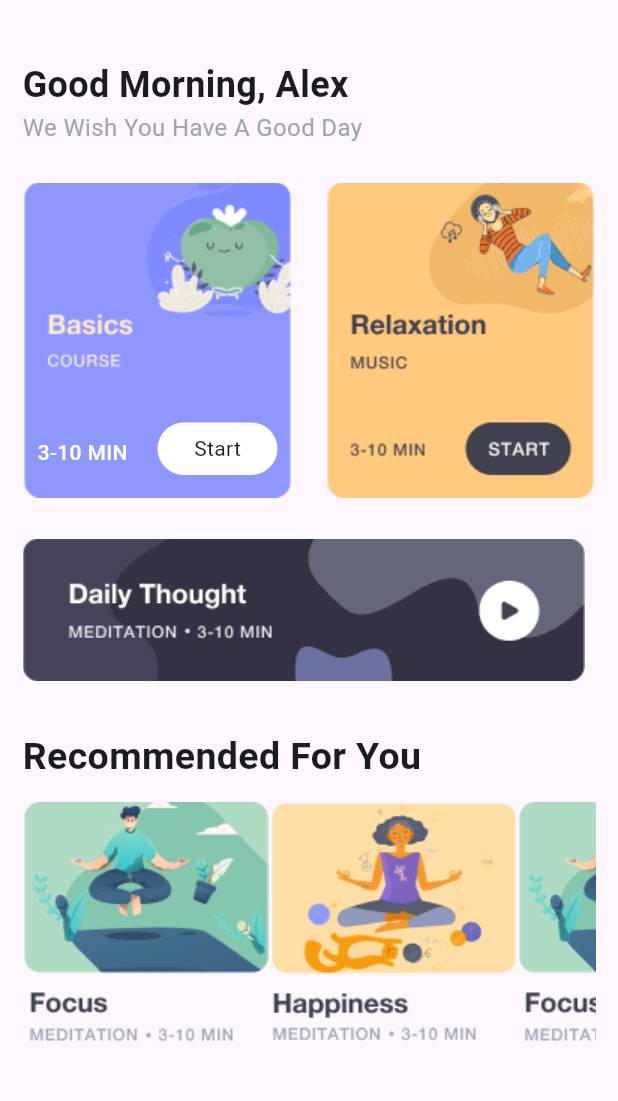
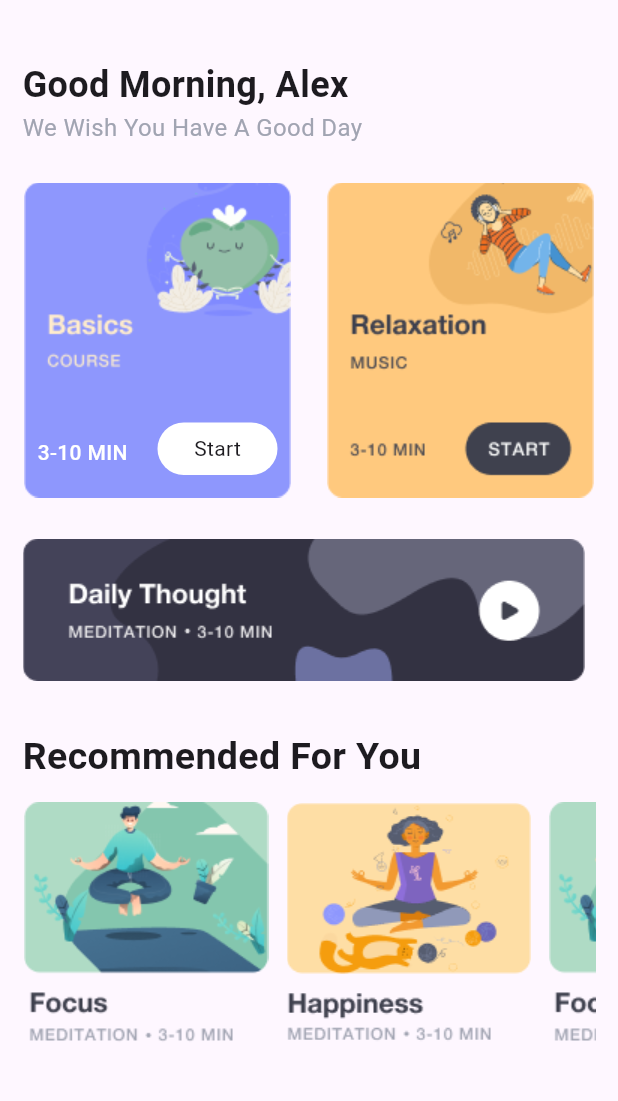
Before and after one commit to AthiraaAthi/meditation_app_Ui, a Flutter app: the HomeScreen screen opened directly, on a phone screen of 412 x 824 dp, the part 92-1193 px from its top. Run offline on Flutter 3.47's test engine with Material 3 defaults, Android fonts, the phone set to English and light mode, and no system bars.

Commit message:
Added padding to image containers in horizontal ListView for improved layout

```diff
--- a/lib/view/home/home.dart
+++ b/lib/view/home/home.dart
@@ -156,13 +156,16 @@ class _HomeScreenState extends State<HomeScreen> {
                     itemCount: images.length,
                     scrollDirection: Axis.horizontal,
                     shrinkWrap: true,
-                    itemBuilder: (context, index) => Container(
+                    itemBuilder: (context, index) => Padding(
+                      padding: const EdgeInsets.only(right: 10),
+                      child: Container(
                         height: 165,
                         width: 165,
                         decoration: BoxDecoration(
                             image: DecorationImage(
                           image: AssetImage(images[index]),
                         )),
+                      ),
                     ),
                   ),
                 )
```
Lines whose indentation alone changed are shown as unchanged.
